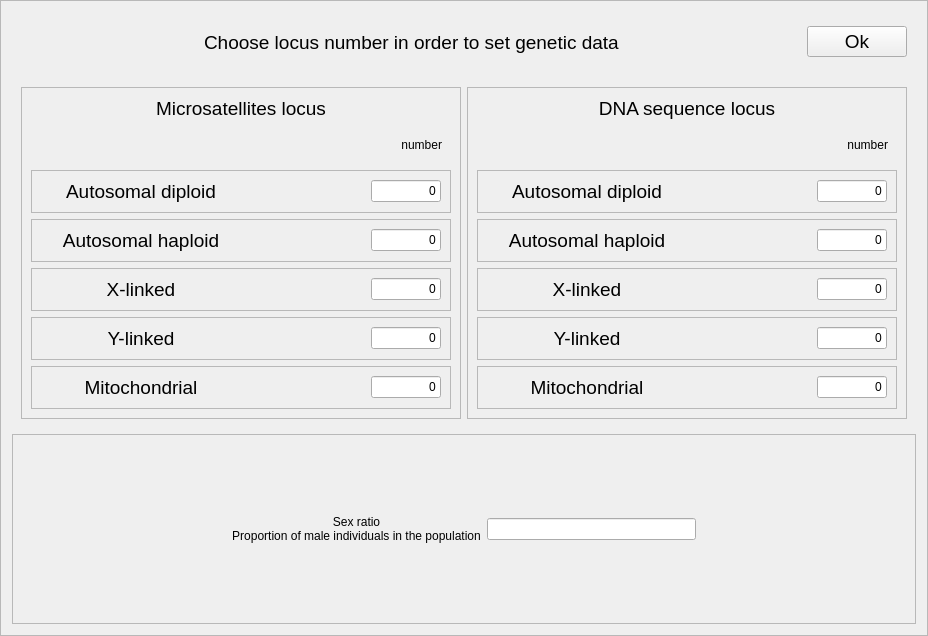
Qt form python_interface/uis/setLocusNumber.ui (cbgp/diyabc) before a commit.
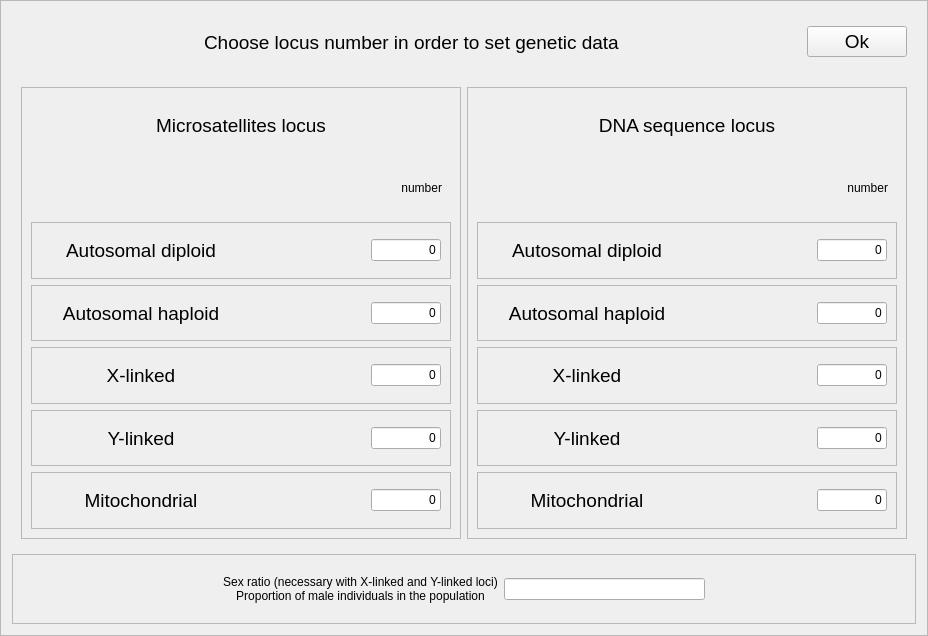
The same form after that commit.

Commit message: simulation writes the file

Diff of the .ui file:
```diff
--- a/python_interface/uis/setLocusNumber.ui
+++ b/python_interface/uis/setLocusNumber.ui
@@ -984,6 +984,18 @@
    </item>
    <item>
     <widget class="QFrame" name="frame_17">
+     <property name="minimumSize">
+      <size>
+       <width>0</width>
+       <height>70</height>
+      </size>
+     </property>
+     <property name="maximumSize">
+      <size>
+       <width>16777215</width>
+       <height>70</height>
+      </size>
+     </property>
      <property name="frameShape">
       <enum>QFrame::StyledPanel</enum>
      </property>
@@ -1007,7 +1019,7 @@
       <item>
        <widget class="QLabel" name="label_3">
         <property name="text">
-         <string>Sex ratio
+         <string>Sex ratio (necessary with X-linked and Y-linked loci)
 Proportion of male individuals in the population</string>
         </property>
         <property name="alignment">
```
The commit also changes 1 other file.
